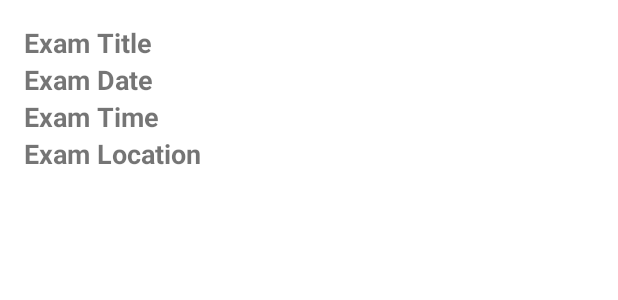
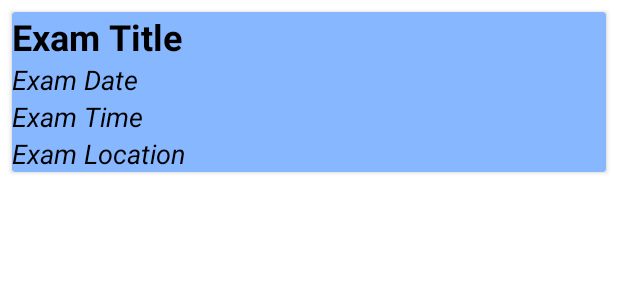
Before and after one commit to ValencePositron/SchedulerApp, an Android app: the layout item_exam.xml on its own in the app's theme, with its tools: preview values and no code run, on a phone screen of 412 x 824 dp. Shown: the top 300 px of the screen. Run offline under Robolectric (Android 15) with nearby library versions, the phone set to English and light mode, and no system bars.

Commit message:
made items look prettier

```diff
--- /dev/null
+++ b/app/src/main/res/drawable/item_border.xml
@@ -0,0 +1,7 @@
+<shape xmlns:android="http://schemas.android.com/apk/res/android"
+    android:shape="rectangle">
+    <stroke
+        android:width="1dp"
+        android:color="@color/black" /> <!-- Border color -->
+    <corners android:radius="8dp" /> <!-- Border corner radius -->
+</shape>
--- a/app/src/main/res/layout/item_exam.xml
+++ b/app/src/main/res/layout/item_exam.xml
@@ -1,9 +1,18 @@
 <?xml version="1.0" encoding="utf-8"?>
-<LinearLayout xmlns:android="http://schemas.android.com/apk/res/android"
+<androidx.cardview.widget.CardView xmlns:android="http://schemas.android.com/apk/res/android"
+    xmlns:app="http://schemas.android.com/apk/res-auto"
     android:layout_width="match_parent"
     android:layout_height="wrap_content"
-    android:orientation="vertical"
+    android:layout_margin="8dp"
+    android:background="@drawable/item_border"
+    android:elevation="4dp"
+    app:cardBackgroundColor="@color/card_background_color3"
     android:padding="16dp">
+
+    <LinearLayout
+        android:layout_width="match_parent"
+        android:layout_height="wrap_content"
+        android:orientation="vertical">
 
         <!-- Exam title -->
         <TextView
@@ -11,33 +20,38 @@
             android:layout_width="match_parent"
             android:layout_height="wrap_content"
             android:text="Exam Title"
-        android:textSize="18sp"
+            android:textSize="24sp"
+            android:textColor="@color/black"
             android:textStyle="bold" />
 
-    <!-- Other exam details (e.g., date, time, location) -->
-
+        <!-- Exam date -->
         <TextView
             android:id="@+id/textExamDate"
             android:layout_width="match_parent"
             android:layout_height="wrap_content"
             android:text="Exam Date"
             android:textSize="18sp"
-        android:textStyle="bold" />
+            android:textColor="@color/black"
+            android:textStyle="italic" />
 
+        <!-- Exam time -->
         <TextView
             android:id="@+id/textExamTime"
             android:layout_width="match_parent"
             android:layout_height="wrap_content"
             android:text="Exam Time"
             android:textSize="18sp"
-        android:textStyle="bold" />
+            android:textColor="@color/black"
+            android:textStyle="italic" />
 
+        <!-- Exam location -->
         <TextView
             android:id="@+id/textExamLocation"
             android:layout_width="match_parent"
             android:layout_height="wrap_content"
             android:text="Exam Location"
             android:textSize="18sp"
-        android:textStyle="bold" />
-
+            android:textColor="@color/black"
+            android:textStyle="italic" />
     </LinearLayout>
+</androidx.cardview.widget.CardView>
--- a/app/src/main/res/values/colors.xml
+++ b/app/src/main/res/values/colors.xml
@@ -7,4 +7,8 @@
     <color name="teal_700">#FF018786</color>
     <color name="black">#FF000000</color>
     <color name="white">#FFFFFFFF</color>
+    <color name="card_background_color">#dec1e8</color>
+    <color name="card_background_color2">#ff878d</color>
+    <color name="card_background_color3">#87b7ff</color>
+    <color name="card_background_color4">#a2f2b4</color>
 </resources>
```
Also changed, not shown: app/src/main/res/layout/item_assignment.xml (+21 -9 lines), app/src/main/res/layout/item_class.xml (+18 -7 lines), app/src/main/res/layout/item_task.xml (+18 -7 lines). Lines whose indentation alone changed are shown as unchanged.
